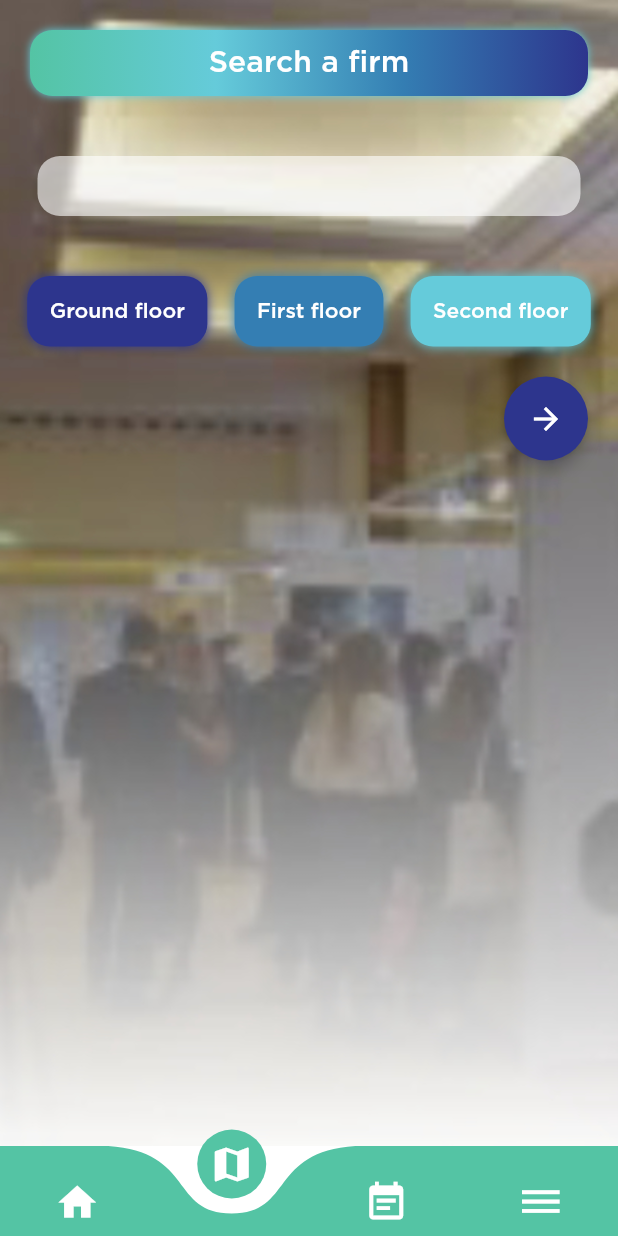
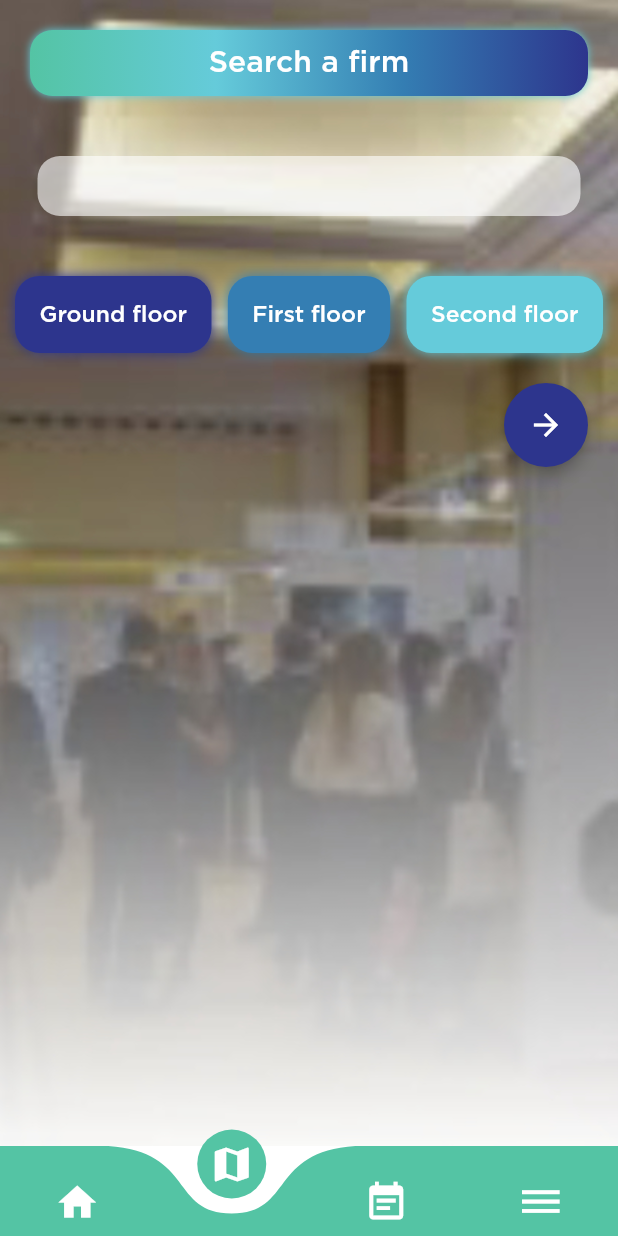
Before and after one commit to fouques1u/ForumHorizonChimie2020, a Flutter app: the screen it shows after launch, item 2 of the bottom bar chosen, on a phone screen of 412 x 824 dp. Run offline on Flutter 3.47's test engine with Material 2 defaults, Android fonts, the light colour scheme and no system bars; drawn by our look-alikes of curved_navigation_bar; our stand-ins replace cloud_firestore, font_awesome_flutter; accounts and stored records are empty.

Commit message:
small changes on search firm and on cv screen

```diff
--- a/lib/screens/cv_screen.dart
+++ b/lib/screens/cv_screen.dart
@@ -22,7 +22,7 @@ class _CvScreenState extends State<CvScreen> {
             decoration: InputDecoration(
               border: InputBorder.none,
               hintText: AppLocalizations.of(context).translate('name'),
-              hintStyle: Theme.of(context).textTheme.body1,
+              hintStyle: TextStyle(color: Colors.white70, fontFamily: 'Gotham', fontSize: 14,),
             ),
           ),
           TextField(
@@ -30,7 +30,7 @@ class _CvScreenState extends State<CvScreen> {
             decoration: InputDecoration(
               border: InputBorder.none,
               hintText: AppLocalizations.of(context).translate('surname'),
-              hintStyle: Theme.of(context).textTheme.body1,
+              hintStyle: TextStyle(color: Colors.white70, fontFamily: 'Gotham', fontSize: 14,),
             ),
           ),
           Container(
--- a/lib/screens/map_pages/search_firm.dart
+++ b/lib/screens/map_pages/search_firm.dart
@@ -50,8 +50,10 @@ class SearchFirmPage extends StatelessWidget {
           SizedBox(
             height: 20,
           ),
-          Row(
-            mainAxisAlignment: MainAxisAlignment.spaceEvenly,
+          Container(
+            padding: EdgeInsets.symmetric(horizontal: 10),
+            child: FittedBox(
+              child: Row(
                 children: <Widget>[
                   GridTileClassic(
                       colorTile: darkBlueColor,
@@ -61,6 +63,7 @@ class SearchFirmPage extends StatelessWidget {
                             curve: Curves.ease,
                             duration: Duration(milliseconds: 650),
                           )),
+                  SizedBox(width: 10),
                   GridTileClassic(
                       colorTile: simpleBlueColor,
                       textCode: "first_floor",
@@ -69,6 +72,7 @@ class SearchFirmPage extends StatelessWidget {
                             curve: Curves.ease,
                             duration: Duration(milliseconds: 650),
                           )),
+                  SizedBox(width: 10),
                   GridTileClassic(
                       colorTile: lightBlueColor,
                       textCode: "second_floor",
@@ -78,6 +82,8 @@ class SearchFirmPage extends StatelessWidget {
                             duration: Duration(milliseconds: 650),
                           )),
                 ],
+              ),
+            ),
           ),
           Container(
             child: Arrow(
```
Lines whose indentation alone changed are shown as unchanged.
